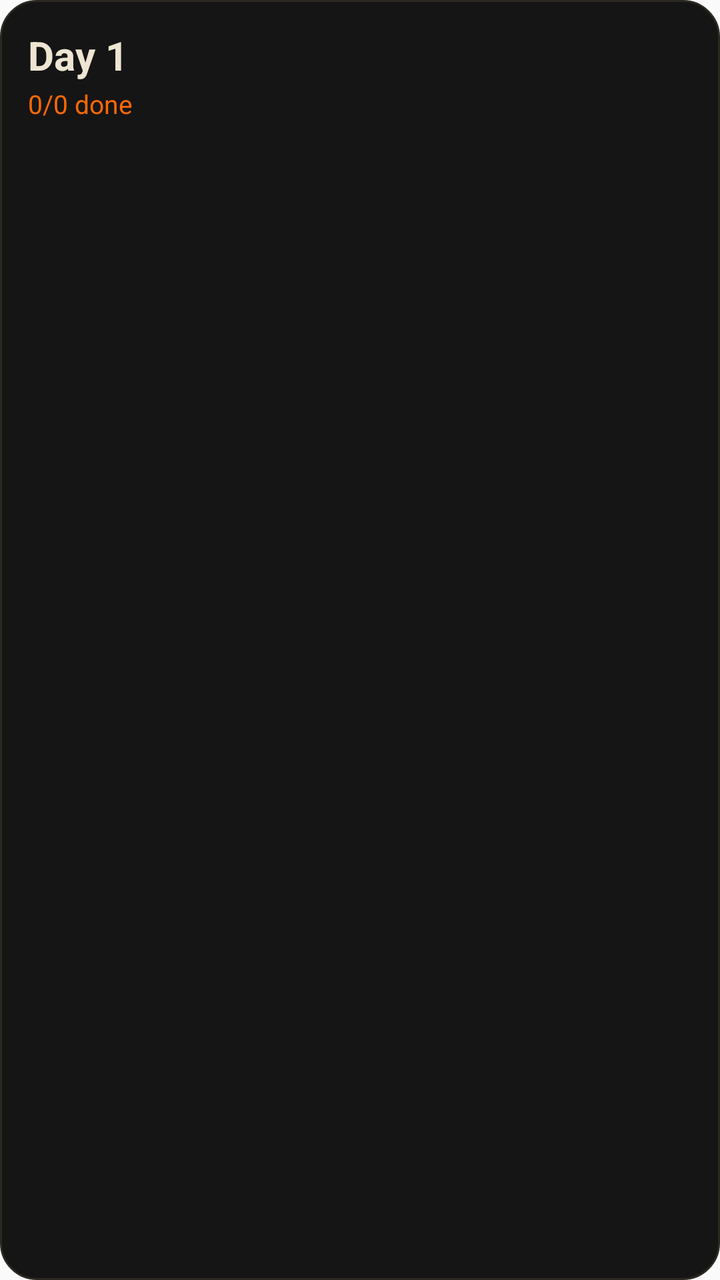
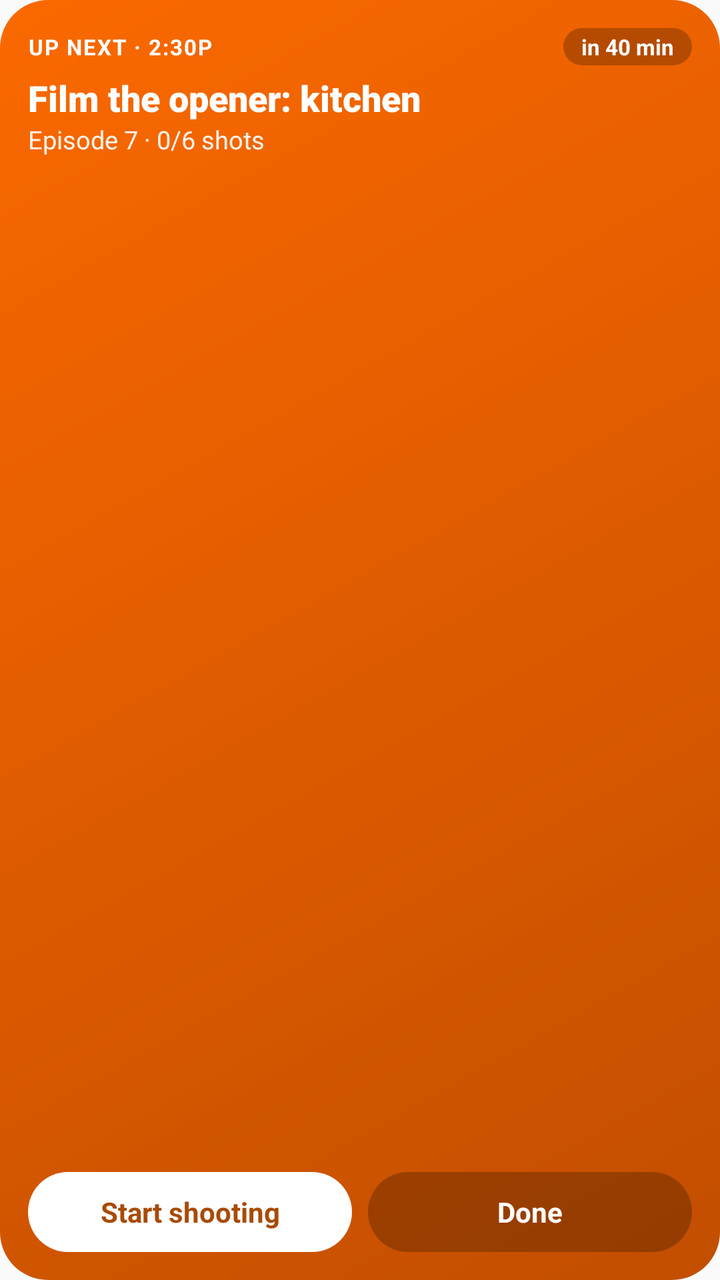

Before-and-after screenshots of an Android layout around one commit, followed by the original layout XML and the change that was made.
<!-- AndroidManifest.xml: application theme AppTheme -->
<!-- res/layout/cs_widget.xml -->
<?xml version="1.0" encoding="utf-8"?>
<LinearLayout xmlns:android="http://schemas.android.com/apk/res/android"
    android:id="@+id/w_root"
    android:layout_width="match_parent"
    android:layout_height="match_parent"
    android:orientation="vertical"
    android:padding="14dp"
    android:background="@drawable/cs_widget_bg">

    <TextView
        android:id="@+id/w_day"
        android:layout_width="wrap_content"
        android:layout_height="wrap_content"
        android:textColor="#EDE5D2"
        android:textSize="20sp"
        android:textStyle="bold"
        android:maxLines="1"
        android:text="Day 1" />

    <TextView
        android:id="@+id/w_progress"
        android:layout_width="wrap_content"
        android:layout_height="wrap_content"
        android:layout_marginTop="2dp"
        android:textColor="#FB6900"
        android:textSize="13sp"
        android:maxLines="1"
        android:text="0/0 done" />

    <TextView
        android:id="@+id/w_next"
        android:layout_width="match_parent"
        android:layout_height="wrap_content"
        android:layout_marginTop="10dp"
        android:textColor="#B9B2A6"
        android:textSize="13sp"
        android:maxLines="2"
        android:ellipsize="end"
        android:text="" />

    <TextView
        android:id="@+id/w_shoot"
        android:layout_width="match_parent"
        android:layout_height="wrap_content"
        android:layout_marginTop="6dp"
        android:textColor="#7A736A"
        android:textSize="12sp"
        android:maxLines="1"
        android:ellipsize="end"
        android:text="" />

</LinearLayout>
<!-- resources referenced by this layout -->
<resources>
  <!-- drawable cs_widget_bg (drawable) -->
  <?xml version="1.0" encoding="utf-8"?>
  <shape xmlns:android="http://schemas.android.com/apk/res/android"
      android:shape="rectangle">
      <solid android:color="#151515" />
      <corners android:radius="18dp" />
      <stroke android:width="1dp" android:color="#2B2822" />
  </shape>
  <style name="AppTheme" parent="Theme.AppCompat.Light.DarkActionBar">
          
          <item name="colorPrimary">@color/colorPrimary</item>
          <item name="colorPrimaryDark">@color/colorPrimaryDark</item>
          <item name="colorAccent">@color/colorAccent</item>
      </style>
</resources>

<!-- the commit's change to res/layout/cs_widget.xml (unified diff, before → after) -->
@@ -1,52 +1,14 @@
 <?xml version="1.0" encoding="utf-8"?>
-<LinearLayout xmlns:android="http://schemas.android.com/apk/res/android"
-    android:id="@+id/w_root"
-    android:layout_width="match_parent"
-    android:layout_height="match_parent"
-    android:orientation="vertical"
-    android:padding="14dp"
-    android:background="@drawable/cs_widget_bg">
-
-    <TextView
-        android:id="@+id/w_day"
-        android:layout_width="wrap_content"
-        android:layout_height="wrap_content"
-        android:textColor="#EDE5D2"
-        android:textSize="20sp"
-        android:textStyle="bold"
-        android:maxLines="1"
-        android:text="Day 1" />
-
-    <TextView
-        android:id="@+id/w_progress"
-        android:layout_width="wrap_content"
-        android:layout_height="wrap_content"
-        android:layout_marginTop="2dp"
-        android:textColor="#FB6900"
-        android:textSize="13sp"
-        android:maxLines="1"
-        android:text="0/0 done" />
-
-    <TextView
-        android:id="@+id/w_next"
-        android:layout_width="match_parent"
-        android:layout_height="wrap_content"
-        android:layout_marginTop="10dp"
-        android:textColor="#B9B2A6"
-        android:textSize="13sp"
-        android:maxLines="2"
-        android:ellipsize="end"
-        android:text="" />
-
-    <TextView
-        android:id="@+id/w_shoot"
-        android:layout_width="match_parent"
-        android:layout_height="wrap_content"
-        android:layout_marginTop="6dp"
-        android:textColor="#7A736A"
-        android:textSize="12sp"
-        android:maxLines="1"
-        android:ellipsize="end"
-        android:text="" />
-
+<LinearLayout xmlns:android="http://schemas.android.com/apk/res/android" android:id="@+id/w_root" android:layout_width="match_parent" android:layout_height="match_parent" android:orientation="vertical" android:background="@drawable/cs_widget_grad" android:padding="14dp">
+    <LinearLayout android:layout_width="match_parent" android:layout_height="wrap_content" android:orientation="horizontal" android:gravity="center_vertical">
+        <TextView android:id="@+id/w_label" android:layout_width="0dp" android:layout_weight="1" android:layout_height="wrap_content" android:text="UP NEXT · 2:30P" android:textColor="#FFFFFFFF" android:textSize="11sp" android:textStyle="bold" android:letterSpacing="0.06" android:maxLines="1"/>
+        <TextView android:id="@+id/w_when" android:layout_width="wrap_content" android:layout_height="wrap_content" android:background="@drawable/cs_pill_dark" android:paddingStart="9dp" android:paddingEnd="9dp" android:paddingTop="2dp" android:paddingBottom="2dp" android:text="in 40 min" android:textColor="#FFFFFFFF" android:textSize="11sp" android:textStyle="bold"/>
+    </LinearLayout>
+    <TextView android:id="@+id/w_next" android:layout_width="match_parent" android:layout_height="wrap_content" android:text="Film the opener: kitchen" android:textColor="#FFFFFFFF" android:textSize="18sp" android:textStyle="bold" android:fontFamily="sans-serif-black" android:maxLines="2" android:ellipsize="end" android:layout_marginTop="4dp"/>
+    <TextView android:id="@+id/w_sub" android:layout_width="match_parent" android:layout_height="wrap_content" android:text="Episode 7 · 0/6 shots" android:textColor="#EBFFFFFF" android:textSize="12.5sp" android:maxLines="1" android:ellipsize="end"/>
+    <FrameLayout android:layout_width="match_parent" android:layout_height="0dp" android:layout_weight="1"/>
+    <LinearLayout android:id="@+id/w_btns" android:layout_width="match_parent" android:layout_height="wrap_content" android:orientation="horizontal" android:layout_marginTop="6dp">
+        <TextView android:id="@+id/w_start" android:layout_width="0dp" android:layout_weight="1" android:layout_height="40dp" android:background="@drawable/cs_pill_white" android:gravity="center" android:text="Start shooting" android:textColor="#FFA84B07" android:textSize="14sp" android:textStyle="bold" android:maxLines="1" android:ellipsize="end"/>
+        <TextView android:id="@+id/w_done" android:layout_width="0dp" android:layout_weight="1" android:layout_height="40dp" android:background="@drawable/cs_pill_dark" android:gravity="center" android:text="Done" android:textColor="#FFFFFFFF" android:textSize="14sp" android:textStyle="bold" android:layout_marginStart="8dp"/>
+    </LinearLayout>
 </LinearLayout>
<!-- resource entries referenced after the edit -->
@@ -1,12 +1,24 @@
 <!-- resources referenced by this layout -->
 <resources>
-  <!-- drawable cs_widget_bg (drawable) -->
+  <!-- drawable cs_pill_dark (drawable) -->
   <?xml version="1.0" encoding="utf-8"?>
-  <shape xmlns:android="http://schemas.android.com/apk/res/android"
-      android:shape="rectangle">
-      <solid android:color="#151515" />
-      <corners android:radius="18dp" />
-      <stroke android:width="1dp" android:color="#2B2822" />
+  <shape xmlns:android="http://schemas.android.com/apk/res/android" android:shape="rectangle">
+      <solid android:color="#3D000000" />
+      
+      <corners android:radius="22dp" />
+  </shape>
+  <!-- drawable cs_pill_white (drawable) -->
+  <?xml version="1.0" encoding="utf-8"?>
+  <shape xmlns:android="http://schemas.android.com/apk/res/android" android:shape="rectangle">
+      <solid android:color="#FFFFFFFF" />
+      
+      <corners android:radius="22dp" />
+  </shape>
+  <!-- drawable cs_widget_grad (drawable) -->
+  <?xml version="1.0" encoding="utf-8"?>
+  <shape xmlns:android="http://schemas.android.com/apk/res/android" android:shape="rectangle">
+      <gradient android:angle="315" android:startColor="#FFFB6900" android:endColor="#FFC24E00" />
+      <corners android:radius="24dp" />
   </shape>
   <style name="AppTheme" parent="Theme.AppCompat.Light.DarkActionBar">
           
